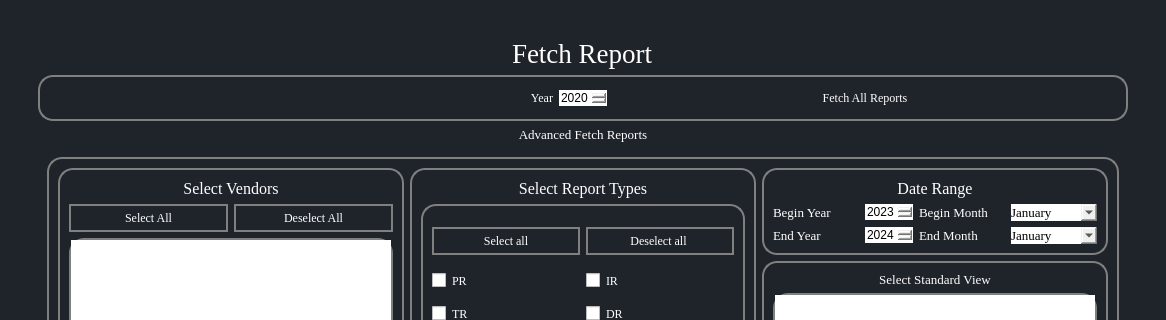
Before: the Qt Designer form ui/FetchReportsTab.ui in aanushri9/Counter-Harvesting-5.1, drawn with Qt 5; both pictures show x 0 to 1166 and y 0 to 320 of the 1166 by 752 pixel window.
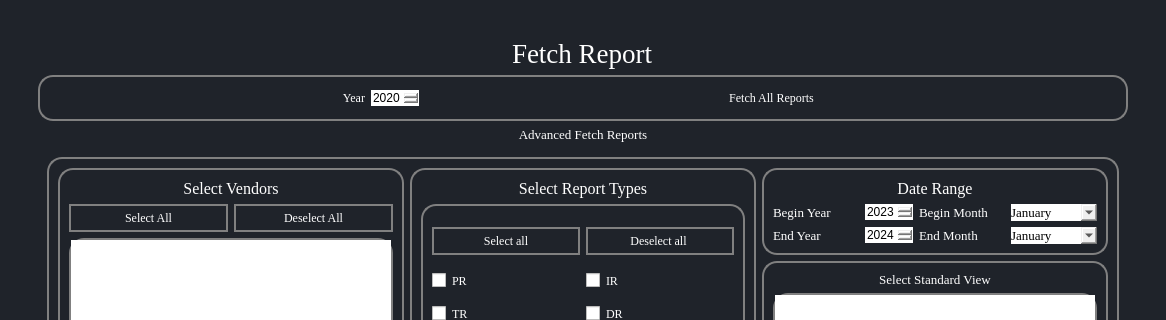
After: the same form once the commit is applied.

What changed in the file:
```diff
--- a/ui/FetchReportsTab.ui
+++ b/ui/FetchReportsTab.ui
@@ -78,7 +78,12 @@
 background-color:grey;
 text-align:left;
 padding:2px 10px;
-color:white;}</string>
+color:white;}
+
+QPushButton:hover {
+    background-color: lightblue;
+}
+</string>
      </property>
      <layout class="QGridLayout" name="gridLayout_2">
       <item row="0" column="1">
@@ -967,6 +972,19 @@
                <enum>QFrame::Sunken</enum>
               </property>
               <layout class="QHBoxLayout" name="horizontalLayout">
+               <item>
+                <spacer name="horizontalSpacer_2">
+                 <property name="orientation">
+                  <enum>Qt::Horizontal</enum>
+                 </property>
+                 <property name="sizeHint" stdset="0">
+                  <size>
+                   <width>40</width>
+                   <height>20</height>
+                  </size>
+                 </property>
+                </spacer>
+               </item>
                <item>
                 <widget class="QLabel" name="lblYear">
                  <property name="font">
@@ -1015,6 +1033,19 @@
                  </property>
                 </widget>
                </item>
+               <item>
+                <spacer name="horizontalSpacer">
+                 <property name="orientation">
+                  <enum>Qt::Horizontal</enum>
+                 </property>
+                 <property name="sizeHint" stdset="0">
+                  <size>
+                   <width>40</width>
+                   <height>20</height>
+                  </size>
+                 </property>
+                </spacer>
+               </item>
                <item>
                 <widget class="QPushButton" name="btnFetchAllReport">
                  <property name="font">
@@ -1030,6 +1061,19 @@
                  </property>
                 </widget>
                </item>
+               <item>
+                <spacer name="horizontalSpacer_3">
+                 <property name="orientation">
+                  <enum>Qt::Horizontal</enum>
+                 </property>
+                 <property name="sizeHint" stdset="0">
+                  <size>
+                   <width>40</width>
+                   <height>20</height>
+                  </size>
+                 </property>
+                </spacer>
+               </item>
               </layout>
              </widget>
             </item>
```
